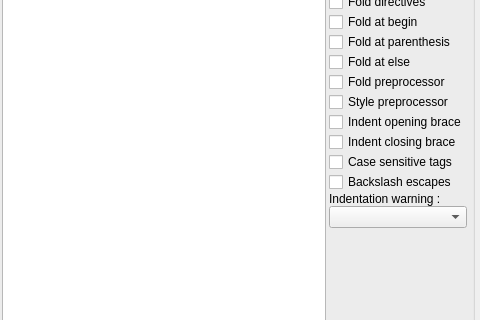
This is monkey/src/maininterface/ui/UISettings.ui in pasnox/monkeystudio2 as Qt 5 draws it before an edit; both pictures show x 194 to 674 and y 237 to 557 of the 674 by 771 pixel window. The edited form follows.
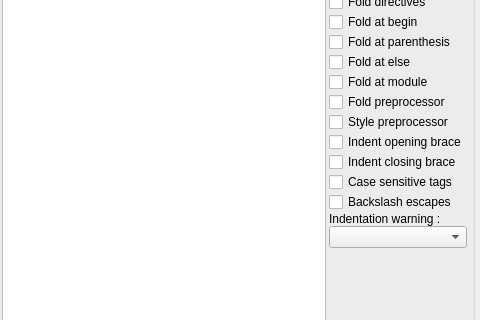
This is the edited form. The open tabs and pages were chosen to show the change. Custom widgets are drawn as their Qt base class.

Patch:
```diff
--- a/monkey/src/maininterface/ui/UISettings.ui
+++ b/monkey/src/maininterface/ui/UISettings.ui
@@ -2416,6 +2416,16 @@
               </property>
              </widget>
             </item>
+            <item>
+             <widget class="QCheckBox" name="cbLexersHighlightingFoldAtModule">
+              <property name="statusTip">
+               <string>setFoldAtModule</string>
+              </property>
+              <property name="text">
+               <string>Fold at module</string>
+              </property>
+             </widget>
+            </item>
             <item>
              <widget class="QCheckBox" name="cbLexersHighlightingFoldPreprocessor">
               <property name="statusTip">
```
